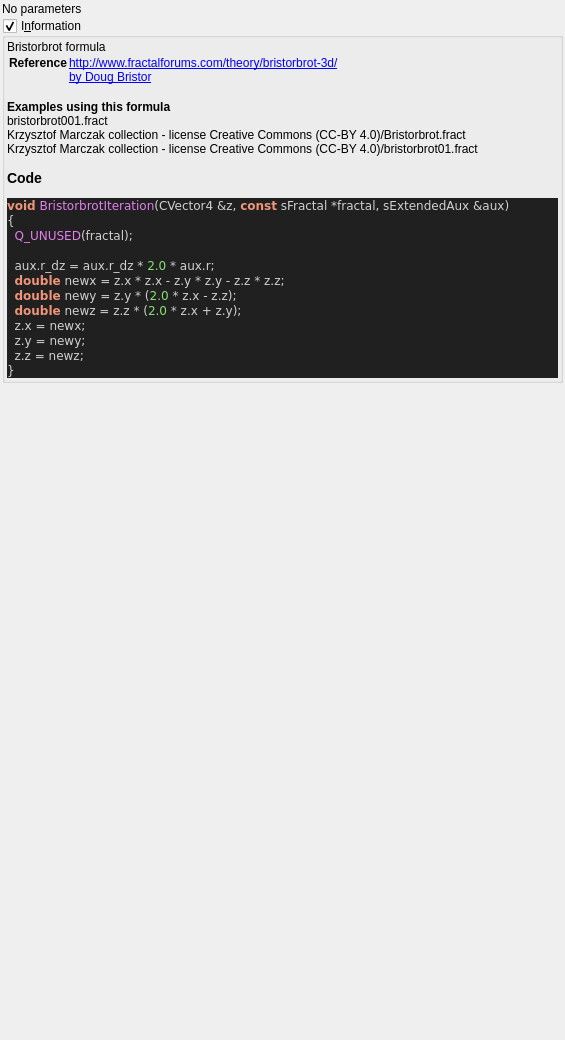
First picture: the form in mandelbulber2/formula/ui/fractal_bristorbrot.ui, repository buddhi1980/mandelbulber2, before the edit.
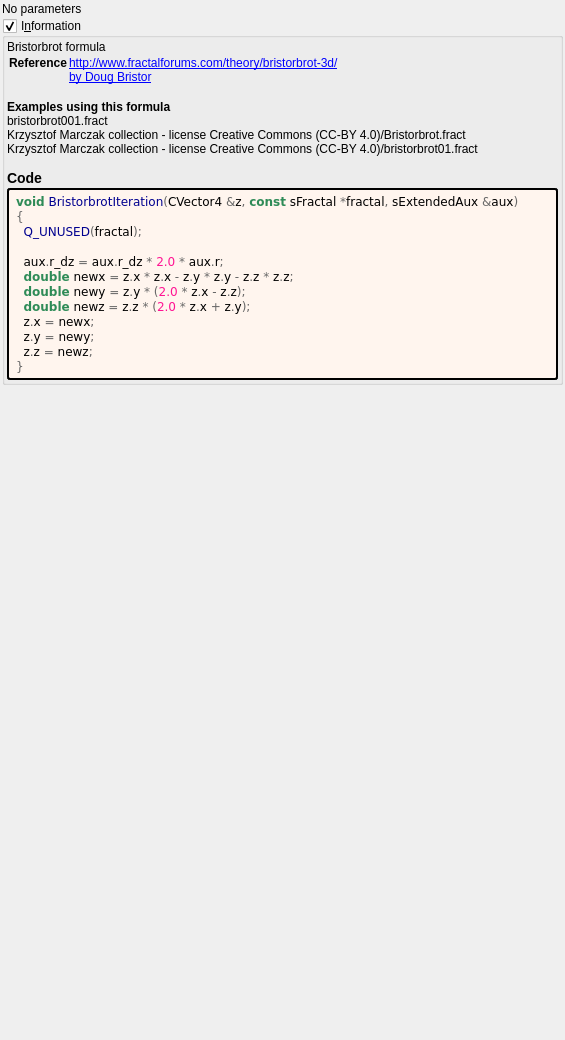
Second picture: the form after the edit. Custom widgets are drawn as their Qt base class.

The edit to the form file:
```diff
--- a/mandelbulber2/formula/ui/fractal_bristorbrot.ui
+++ b/mandelbulber2/formula/ui/fractal_bristorbrot.ui
@@ -64,27 +64,42 @@
        <number>2</number>
       </property>
       <item>
-       <widget class="QLabel" name="label_code_content">
+	   <widget class="QLabel" name="label_information_general">
         <property name="text">
          <string notr="true">&lt;p&gt;Bristorbrot formula&lt;/p&gt;&lt;table&gt;
 &lt;tr&gt;&lt;th&gt;Reference&lt;/th&gt;&lt;td&gt;&lt;a href=&quot;http://www.fractalforums.com/theory/bristorbrot-3d/&quot;&gt;http://www.fractalforums.com/theory/bristorbrot-3d/&lt;br&gt;
 &lt;a href=&quot;by Doug Bristor&quot;&gt;by Doug Bristor&lt;br&gt;
 &lt;/td&gt;&lt;/tr&gt;
 &lt;/table&gt;
-&lt;br&gt;&lt;b&gt;Examples using this formula&lt;/b&gt;&lt;br&gt;bristorbrot001.fract&lt;br&gt;Krzysztof Marczak collection - license Creative Commons (CC-BY 4.0)/Bristorbrot.fract&lt;br&gt;Krzysztof Marczak collection - license Creative Commons (CC-BY 4.0)/bristorbrot01.fract&lt;h3&gt;Code&lt;/h3&gt;
-&lt;body style=&quot;background-color:#202020&quot;&gt;
-&lt;pre style=&quot;color:#d0d0d0; background-color:#202020;  font-family:'Courier New',monospace;&quot;&gt;&lt;span style=&quot;color:#f09479; font-weight:bold&quot;&gt;void&lt;/span&gt; &lt;span style=&quot;color:#e47eed&quot;&gt;BristorbrotIteration&lt;/span&gt;&lt;span style=&quot;color:#d0d0d0&quot;&gt;(&lt;/span&gt;CVector4 &lt;span style=&quot;color:#d0d0d0&quot;&gt;&amp;amp;&lt;/span&gt;z&lt;span style=&quot;color:#d0d0d0&quot;&gt;,&lt;/span&gt; &lt;span style=&quot;color:#f09479; font-weight:bold&quot;&gt;const&lt;/span&gt; sFractal &lt;span style=&quot;color:#d0d0d0&quot;&gt;*&lt;/span&gt;fractal&lt;span style=&quot;color:#d0d0d0&quot;&gt;,&lt;/span&gt; sExtendedAux &lt;span style=&quot;color:#d0d0d0&quot;&gt;&amp;amp;&lt;/span&gt;aux&lt;span style=&quot;color:#d0d0d0&quot;&gt;)&lt;/span&gt;
-&lt;span style=&quot;color:#d0d0d0&quot;&gt;{&lt;/span&gt;
-  &lt;span style=&quot;color:#e47eed&quot;&gt;Q_UNUSED&lt;/span&gt;&lt;span style=&quot;color:#d0d0d0&quot;&gt;(&lt;/span&gt;fractal&lt;span style=&quot;color:#d0d0d0&quot;&gt;);&lt;/span&gt;
+&lt;br&gt;&lt;b&gt;Examples using this formula&lt;/b&gt;&lt;br&gt;bristorbrot001.fract&lt;br&gt;Krzysztof Marczak collection - license Creative Commons (CC-BY 4.0)/Bristorbrot.fract&lt;br&gt;Krzysztof Marczak collection - license Creative Commons (CC-BY 4.0)/bristorbrot01.fract&lt;h3&gt;Code&lt;/h3&gt;</string>
+		</property>
+		<property name="wordWrap">
+		 <bool>true</bool>
+		</property>
+		<property name="openExternalLinks">
+		 <bool>true</bool>
+		</property>
+		<property name="textInteractionFlags">
+		 <set>Qt::LinksAccessibleByMouse|Qt::TextSelectableByMouse</set>
+		</property>
+		</widget>
+	   </item>
+	   <item>
+	    <widget class="QLabel" name="label_code_content">
+		 <property name="text">
+		  <string notr="true">&lt;body style=&quot;background-color:#fff5ee&quot;&gt;
+&lt;pre style=&quot;color:#000000; background-color:#fff5ee;  font-family:'Courier New',monospace;&quot;&gt;&lt;span style=&quot;color:#2e8b57; font-weight:bold&quot;&gt;void&lt;/span&gt; &lt;span style=&quot;color:#00008f&quot;&gt;BristorbrotIteration&lt;/span&gt;&lt;span style=&quot;color:#676767&quot;&gt;(&lt;/span&gt;CVector4 &lt;span style=&quot;color:#676767&quot;&gt;&amp;amp;&lt;/span&gt;z&lt;span style=&quot;color:#676767&quot;&gt;,&lt;/span&gt; &lt;span style=&quot;color:#2e8b57; font-weight:bold&quot;&gt;const&lt;/span&gt; sFractal &lt;span style=&quot;color:#676767&quot;&gt;*&lt;/span&gt;fractal&lt;span style=&quot;color:#676767&quot;&gt;,&lt;/span&gt; sExtendedAux &lt;span style=&quot;color:#676767&quot;&gt;&amp;amp;&lt;/span&gt;aux&lt;span style=&quot;color:#676767&quot;&gt;)&lt;/span&gt;
+&lt;span style=&quot;color:#676767&quot;&gt;{&lt;/span&gt;
+  &lt;span style=&quot;color:#00008f&quot;&gt;Q_UNUSED&lt;/span&gt;&lt;span style=&quot;color:#676767&quot;&gt;(&lt;/span&gt;fractal&lt;span style=&quot;color:#676767&quot;&gt;);&lt;/span&gt;
 
-  aux&lt;span style=&quot;color:#d0d0d0&quot;&gt;.&lt;/span&gt;r_dz &lt;span style=&quot;color:#d0d0d0&quot;&gt;=&lt;/span&gt; aux&lt;span style=&quot;color:#d0d0d0&quot;&gt;.&lt;/span&gt;r_dz &lt;span style=&quot;color:#d0d0d0&quot;&gt;*&lt;/span&gt; &lt;span style=&quot;color:#87df71&quot;&gt;2.0&lt;/span&gt; &lt;span style=&quot;color:#d0d0d0&quot;&gt;*&lt;/span&gt; aux&lt;span style=&quot;color:#d0d0d0&quot;&gt;.&lt;/span&gt;r&lt;span style=&quot;color:#d0d0d0&quot;&gt;;&lt;/span&gt;
-  &lt;span style=&quot;color:#f09479; font-weight:bold&quot;&gt;double&lt;/span&gt; newx &lt;span style=&quot;color:#d0d0d0&quot;&gt;=&lt;/span&gt; z&lt;span style=&quot;color:#d0d0d0&quot;&gt;.&lt;/span&gt;x &lt;span style=&quot;color:#d0d0d0&quot;&gt;*&lt;/span&gt; z&lt;span style=&quot;color:#d0d0d0&quot;&gt;.&lt;/span&gt;x &lt;span style=&quot;color:#d0d0d0&quot;&gt;-&lt;/span&gt; z&lt;span style=&quot;color:#d0d0d0&quot;&gt;.&lt;/span&gt;y &lt;span style=&quot;color:#d0d0d0&quot;&gt;*&lt;/span&gt; z&lt;span style=&quot;color:#d0d0d0&quot;&gt;.&lt;/span&gt;y &lt;span style=&quot;color:#d0d0d0&quot;&gt;-&lt;/span&gt; z&lt;span style=&quot;color:#d0d0d0&quot;&gt;.&lt;/span&gt;z &lt;span style=&quot;color:#d0d0d0&quot;&gt;*&lt;/span&gt; z&lt;span style=&quot;color:#d0d0d0&quot;&gt;.&lt;/span&gt;z&lt;span style=&quot;color:#d0d0d0&quot;&gt;;&lt;/span&gt;
-  &lt;span style=&quot;color:#f09479; font-weight:bold&quot;&gt;double&lt;/span&gt; newy &lt;span style=&quot;color:#d0d0d0&quot;&gt;=&lt;/span&gt; z&lt;span style=&quot;color:#d0d0d0&quot;&gt;.&lt;/span&gt;y &lt;span style=&quot;color:#d0d0d0&quot;&gt;* (&lt;/span&gt;&lt;span style=&quot;color:#87df71&quot;&gt;2.0&lt;/span&gt; &lt;span style=&quot;color:#d0d0d0&quot;&gt;*&lt;/span&gt; z&lt;span style=&quot;color:#d0d0d0&quot;&gt;.&lt;/span&gt;x &lt;span style=&quot;color:#d0d0d0&quot;&gt;-&lt;/span&gt; z&lt;span style=&quot;color:#d0d0d0&quot;&gt;.&lt;/span&gt;z&lt;span style=&quot;color:#d0d0d0&quot;&gt;);&lt;/span&gt;
-  &lt;span style=&quot;color:#f09479; font-weight:bold&quot;&gt;double&lt;/span&gt; newz &lt;span style=&quot;color:#d0d0d0&quot;&gt;=&lt;/span&gt; z&lt;span style=&quot;color:#d0d0d0&quot;&gt;.&lt;/span&gt;z &lt;span style=&quot;color:#d0d0d0&quot;&gt;* (&lt;/span&gt;&lt;span style=&quot;color:#87df71&quot;&gt;2.0&lt;/span&gt; &lt;span style=&quot;color:#d0d0d0&quot;&gt;*&lt;/span&gt; z&lt;span style=&quot;color:#d0d0d0&quot;&gt;.&lt;/span&gt;x &lt;span style=&quot;color:#d0d0d0&quot;&gt;+&lt;/span&gt; z&lt;span style=&quot;color:#d0d0d0&quot;&gt;.&lt;/span&gt;y&lt;span style=&quot;color:#d0d0d0&quot;&gt;);&lt;/span&gt;
-  z&lt;span style=&quot;color:#d0d0d0&quot;&gt;.&lt;/span&gt;x &lt;span style=&quot;color:#d0d0d0&quot;&gt;=&lt;/span&gt; newx&lt;span style=&quot;color:#d0d0d0&quot;&gt;;&lt;/span&gt;
-  z&lt;span style=&quot;color:#d0d0d0&quot;&gt;.&lt;/span&gt;y &lt;span style=&quot;color:#d0d0d0&quot;&gt;=&lt;/span&gt; newy&lt;span style=&quot;color:#d0d0d0&quot;&gt;;&lt;/span&gt;
-  z&lt;span style=&quot;color:#d0d0d0&quot;&gt;.&lt;/span&gt;z &lt;span style=&quot;color:#d0d0d0&quot;&gt;=&lt;/span&gt; newz&lt;span style=&quot;color:#d0d0d0&quot;&gt;;&lt;/span&gt;
-&lt;span style=&quot;color:#d0d0d0&quot;&gt;}&lt;/span&gt;
+  aux&lt;span style=&quot;color:#676767&quot;&gt;.&lt;/span&gt;r_dz &lt;span style=&quot;color:#676767&quot;&gt;=&lt;/span&gt; aux&lt;span style=&quot;color:#676767&quot;&gt;.&lt;/span&gt;r_dz &lt;span style=&quot;color:#676767&quot;&gt;*&lt;/span&gt; &lt;span style=&quot;color:#ff1493&quot;&gt;2.0&lt;/span&gt; &lt;span style=&quot;color:#676767&quot;&gt;*&lt;/span&gt; aux&lt;span style=&quot;color:#676767&quot;&gt;.&lt;/span&gt;r&lt;span style=&quot;color:#676767&quot;&gt;;&lt;/span&gt;
+  &lt;span style=&quot;color:#2e8b57; font-weight:bold&quot;&gt;double&lt;/span&gt; newx &lt;span style=&quot;color:#676767&quot;&gt;=&lt;/span&gt; z&lt;span style=&quot;color:#676767&quot;&gt;.&lt;/span&gt;x &lt;span style=&quot;color:#676767&quot;&gt;*&lt;/span&gt; z&lt;span style=&quot;color:#676767&quot;&gt;.&lt;/span&gt;x &lt;span style=&quot;color:#676767&quot;&gt;-&lt;/span&gt; z&lt;span style=&quot;color:#676767&quot;&gt;.&lt;/span&gt;y &lt;span style=&quot;color:#676767&quot;&gt;*&lt;/span&gt; z&lt;span style=&quot;color:#676767&quot;&gt;.&lt;/span&gt;y &lt;span style=&quot;color:#676767&quot;&gt;-&lt;/span&gt; z&lt;span style=&quot;color:#676767&quot;&gt;.&lt;/span&gt;z &lt;span style=&quot;color:#676767&quot;&gt;*&lt;/span&gt; z&lt;span style=&quot;color:#676767&quot;&gt;.&lt;/span&gt;z&lt;span style=&quot;color:#676767&quot;&gt;;&lt;/span&gt;
+  &lt;span style=&quot;color:#2e8b57; font-weight:bold&quot;&gt;double&lt;/span&gt; newy &lt;span style=&quot;color:#676767&quot;&gt;=&lt;/span&gt; z&lt;span style=&quot;color:#676767&quot;&gt;.&lt;/span&gt;y &lt;span style=&quot;color:#676767&quot;&gt;* (&lt;/span&gt;&lt;span style=&quot;color:#ff1493&quot;&gt;2.0&lt;/span&gt; &lt;span style=&quot;color:#676767&quot;&gt;*&lt;/span&gt; z&lt;span style=&quot;color:#676767&quot;&gt;.&lt;/span&gt;x &lt;span style=&quot;color:#676767&quot;&gt;-&lt;/span&gt; z&lt;span style=&quot;color:#676767&quot;&gt;.&lt;/span&gt;z&lt;span style=&quot;color:#676767&quot;&gt;);&lt;/span&gt;
+  &lt;span style=&quot;color:#2e8b57; font-weight:bold&quot;&gt;double&lt;/span&gt; newz &lt;span style=&quot;color:#676767&quot;&gt;=&lt;/span&gt; z&lt;span style=&quot;color:#676767&quot;&gt;.&lt;/span&gt;z &lt;span style=&quot;color:#676767&quot;&gt;* (&lt;/span&gt;&lt;span style=&quot;color:#ff1493&quot;&gt;2.0&lt;/span&gt; &lt;span style=&quot;color:#676767&quot;&gt;*&lt;/span&gt; z&lt;span style=&quot;color:#676767&quot;&gt;.&lt;/span&gt;x &lt;span style=&quot;color:#676767&quot;&gt;+&lt;/span&gt; z&lt;span style=&quot;color:#676767&quot;&gt;.&lt;/span&gt;y&lt;span style=&quot;color:#676767&quot;&gt;);&lt;/span&gt;
+  z&lt;span style=&quot;color:#676767&quot;&gt;.&lt;/span&gt;x &lt;span style=&quot;color:#676767&quot;&gt;=&lt;/span&gt; newx&lt;span style=&quot;color:#676767&quot;&gt;;&lt;/span&gt;
+  z&lt;span style=&quot;color:#676767&quot;&gt;.&lt;/span&gt;y &lt;span style=&quot;color:#676767&quot;&gt;=&lt;/span&gt; newy&lt;span style=&quot;color:#676767&quot;&gt;;&lt;/span&gt;
+  z&lt;span style=&quot;color:#676767&quot;&gt;.&lt;/span&gt;z &lt;span style=&quot;color:#676767&quot;&gt;=&lt;/span&gt; newz&lt;span style=&quot;color:#676767&quot;&gt;;&lt;/span&gt;
+&lt;span style=&quot;color:#676767&quot;&gt;}&lt;/span&gt;
 &lt;/pre&gt;
 &lt;/body&gt;</string>
         </property>
@@ -97,6 +112,9 @@
         <property name="textInteractionFlags">
          <set>Qt::LinksAccessibleByMouse|Qt::TextSelectableByMouse</set>
         </property>
+		 <property name="styleSheet">
+		  <string notr="true">border-style: outset; border-width: 2px; border-radius: 3px; border-color: black; background-color: #fff5ee; padding: 4px;</string>
+		  </property>
        </widget>
       </item>
      </layout>
```
Lines whose indentation alone changed are shown as unchanged.
